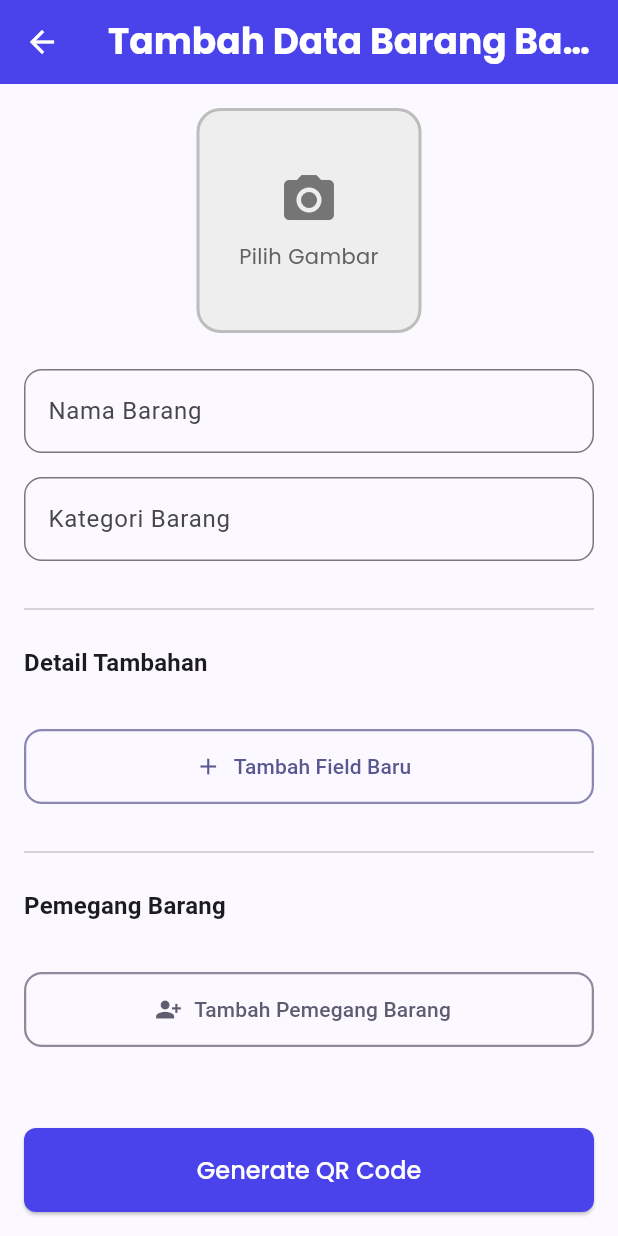
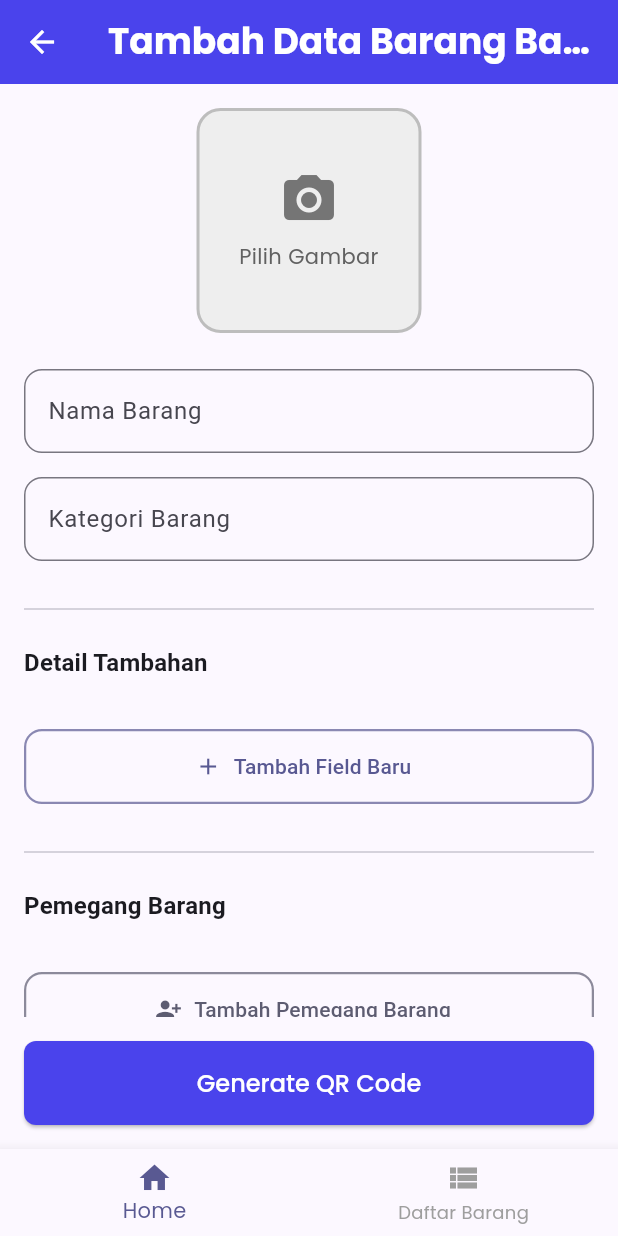
Before and after one commit to HegelAlRafli/SIPANDA, a Flutter app: the screen it shows after launch, after a tap on "Buat QR", on a phone screen of 412 x 824 dp. Run offline on Flutter 3.47's test engine with Material 3 defaults, Android fonts, the phone set to English and light mode, and no system bars; our stand-ins replace cloud_firestore, firebase_core, go_router, google_fonts, image_picker, qr_flutter and 1 more; missing offline and left inert: file_saver, mobile_scanner; accounts and stored records are empty; network calls fail.

Commit message:
download-qr-detail

```diff
--- a/lib/app_router.dart
+++ b/lib/app_router.dart
@@ -1,5 +1,7 @@
+
 import 'package:flutter/material.dart';
 import 'package:go_router/go_router.dart';
+import 'package:myapp/scaffold_with_nav_bar.dart';
 import 'package:myapp/screens/add_item_screen.dart';
 import 'package:myapp/screens/edit_item_screen.dart';
 import 'package:myapp/screens/home_screen.dart';
@@ -8,14 +10,23 @@ import 'package:myapp/screens/item_list_screen.dart';
 import 'package:myapp/screens/qr_code_screen.dart';
 import 'package:myapp/screens/scan_qr_screen.dart';
 
-// --- ROUTING LOGIC ---
+final _rootNavigatorKey = GlobalKey<NavigatorState>();
+
 final GoRouter router = GoRouter(
   initialLocation: '/',
+  navigatorKey: _rootNavigatorKey,
   errorBuilder: (context, state) => Scaffold(
     body: Center(
       child: Text('Error: ${state.error?.message}'),
     ),
   ),
+  routes: <RouteBase>[
+    StatefulShellRoute.indexedStack(
+      builder: (context, state, navigationShell) {
+        return ScaffoldWithNavBar(navigationShell: navigationShell);
+      },
+      branches: [
+        StatefulShellBranch(
           routes: <RouteBase>[
             GoRoute(
               path: '/',
@@ -35,11 +46,10 @@ final GoRouter router = GoRouter(
                   builder: (BuildContext context, GoRouterState state) {
                     final qrData = state.extra as String?;
                     if (qrData == null) {
-                // Redirect or show error if data is missing
                       return const Scaffold(
-                    body: Center(child: Text("Error: QR Data is missing.")));
+                          body:
+                              Center(child: Text("Error: QR Data is missing.")));
                     }
-              // CORRECTED: Pass the data to the 'itemId' parameter
                     return QrCodeScreen(itemId: qrData);
                   },
                 ),
@@ -56,8 +66,8 @@ final GoRouter router = GoRouter(
                       final itemId = state.pathParameters['itemId'];
                       if (itemId == null) {
                         return const Scaffold(
-                      body:
-                          Center(child: Text("Error: Item ID is missing.")));
+                            body: Center(
+                                child: Text("Error: Item ID is missing.")));
                       }
                       return ItemDetailsScreen(itemId: itemId);
                     },
@@ -76,12 +86,21 @@ final GoRouter router = GoRouter(
                         },
                       ),
                     ]),
+              ],
+            ),
+          ],
+        ),
+        StatefulShellBranch(
+          routes: <RouteBase>[
             GoRoute(
-            path: 'item_list',
+              path: '/item_list',
               builder: (BuildContext context, GoRouterState state) {
                 return const ItemListScreen();
               },
             ),
-        ]),
+          ],
+        ),
+      ],
+    ),
   ],
 );
--- /dev/null
+++ b/lib/scaffold_with_nav_bar.dart
@@ -0,0 +1,36 @@
+
+import 'package:flutter/material.dart';
+import 'package:go_router/go_router.dart';
+
+class ScaffoldWithNavBar extends StatelessWidget {
+  const ScaffoldWithNavBar({
+    required this.navigationShell,
+    Key? key,
+  }) : super(key: key ?? const ValueKey<String>('ScaffoldWithNavBar'));
+
+  final StatefulNavigationShell navigationShell;
+
+  @override
+  Widget build(BuildContext context) {
+    return Scaffold(
+      body: navigationShell,
+      bottomNavigationBar: BottomNavigationBar(
+        items: const <BottomNavigationBarItem>[
+          BottomNavigationBarItem(icon: Icon(Icons.home), label: 'Home'),
+          BottomNavigationBarItem(
+              icon: Icon(Icons.view_list), label: 'Daftar Barang'),
+        ],
+        currentIndex: navigationShell.currentIndex,
+        type: BottomNavigationBarType.fixed,
+        selectedItemColor: Theme.of(context).colorScheme.primary,
+        unselectedItemColor: Colors.grey,
+        onTap: (index) {
+          navigationShell.goBranch(
+            index,
+            initialLocation: index == navigationShell.currentIndex,
+          );
+        },
+      ),
+    );
+  }
+}
--- a/lib/screens/home_screen.dart
+++ b/lib/screens/home_screen.dart
@@ -42,23 +42,6 @@ class HomeScreen extends StatelessWidget {
           ],
         ),
       ),
-      bottomNavigationBar: BottomNavigationBar(
-        items: const <BottomNavigationBarItem>[
-          BottomNavigationBarItem(icon: Icon(Icons.home), label: 'Home'),
-          BottomNavigationBarItem(
-              icon: Icon(Icons.view_list), label: 'Daftar Barang'),
-          BottomNavigationBarItem(icon: Icon(Icons.person), label: 'Profil'),
-        ],
-        currentIndex: 0,
-        type: BottomNavigationBarType.fixed,
-        selectedItemColor: Theme.of(context).colorScheme.primary,
-        unselectedItemColor: Colors.grey,
-        onTap: (index) {
-          if (index == 1) {
-            context.go('/item_list');
-          }
-        },
-      ),
     );
   }
 }
```
Lines whose indentation alone changed are shown as unchanged.
